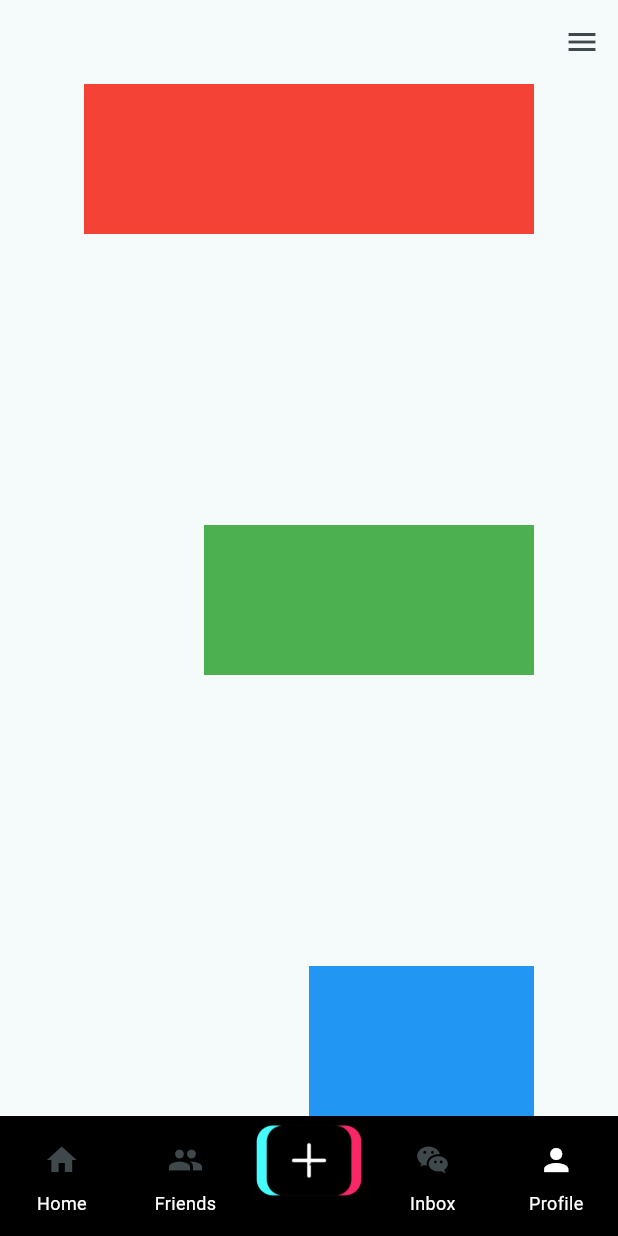
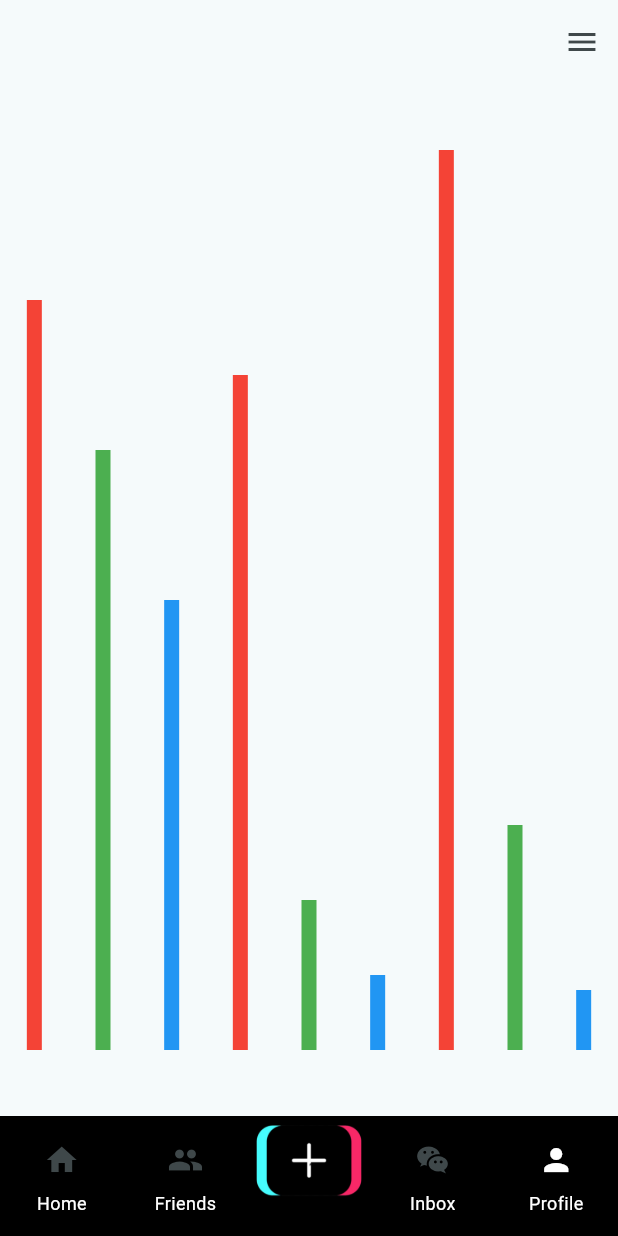
Before and after one commit to SegnonDimas/TikTok-clone, a Flutter app: the screen it shows after launch, item 5 of the bottom bar chosen, on a phone screen of 412 x 824 dp. Run offline on Flutter 3.47's test engine with Material 3 defaults, Android fonts, the phone set to English and light mode, and no system bars; our stand-ins replace lottie; network calls fail.

Commit message:
Widget Row

```diff
--- a/lib/features/main_page/presentations/pages/profile/presentation/pages/profile_page.dart
+++ b/lib/features/main_page/presentations/pages/profile/presentation/pages/profile_page.dart
@@ -27,13 +27,19 @@ class _ProfileState extends State<Profile> {
       ),
 
       body: Center(
-        child: Column(
-          mainAxisAlignment: MainAxisAlignment.spaceBetween,
+        child: Row(
+          mainAxisAlignment: MainAxisAlignment.spaceAround,
           crossAxisAlignment: CrossAxisAlignment.end,
           children: [
-            Container(height: 100, width: 300, color: Colors.red,),
-            Container(height: 100, width: 220, color: Colors.green,),
-            Container(height: 100, width: 150, color: Colors.blue,),
+            Container(height: 500, width: 10, color: Colors.red,),
+            Container(height: 400, width: 10, color: Colors.green,),
+            Container(height: 300, width: 10, color: Colors.blue,),
+            Container(height: 450, width: 10, color: Colors.red,),
+            Container(height: 100, width: 10, color: Colors.green,),
+            Container(height: 50, width: 10, color: Colors.blue,),
+            Container(height: 600, width: 10, color: Colors.red,),
+            Container(height: 150, width: 10, color: Colors.green,),
+            Container(height: 40, width: 10, color: Colors.blue,),
           ],
         ),
       ),
```
